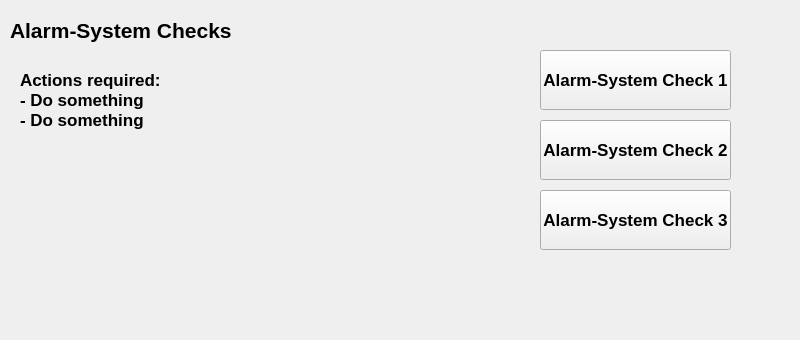
First picture: the form in gui/selftest/selftest.ui, repository fmselab/mvm-gui, before the edit.
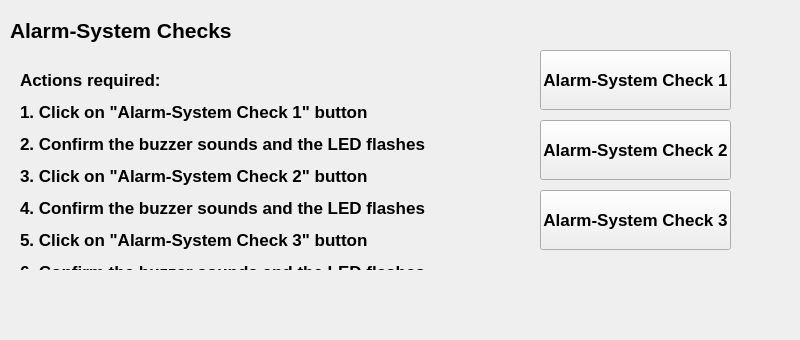
Second picture: the form after the edit. The open tabs and pages were chosen to show the change.

Commit message: tentative text added

```diff
--- a/gui/selftest/selftest.ui
+++ b/gui/selftest/selftest.ui
@@ -392,8 +392,8 @@
       <rect>
        <x>20</x>
        <y>70</y>
-       <width>200</width>
-       <height>80</height>
+       <width>500</width>
+       <height>200</height>
       </rect>
      </property>
      <property name="font">
@@ -405,9 +405,7 @@
       </font>
      </property>
      <property name="text">
-      <string>Actions required:
-- Do something
-- Do something</string>
+      <string>&lt;html&gt;&lt;head/&gt;&lt;body&gt;&lt;p&gt;Actions required:&lt;/p&gt;&lt;p&gt;1. Click on &amp;quot;Alarm-System Check 1&amp;quot; button&lt;/p&gt;&lt;p&gt;2. Confirm the buzzer sounds and the LED flashes&lt;/p&gt;&lt;p&gt;3. Click on &amp;quot;Alarm-System Check 2&amp;quot; button&lt;/p&gt;&lt;p&gt;4. Confirm the buzzer sounds and the LED flashes&lt;/p&gt;&lt;p&gt;5. Click on &amp;quot;Alarm-System Check 3&amp;quot; button&lt;/p&gt;&lt;p&gt;6. Confirm the buzzer sounds and the LED flashes&lt;/p&gt;&lt;/body&gt;&lt;/html&gt;</string>
      </property>
      <property name="alignment">
       <set>Qt::AlignLeading|Qt::AlignLeft|Qt::AlignTop</set>
```
